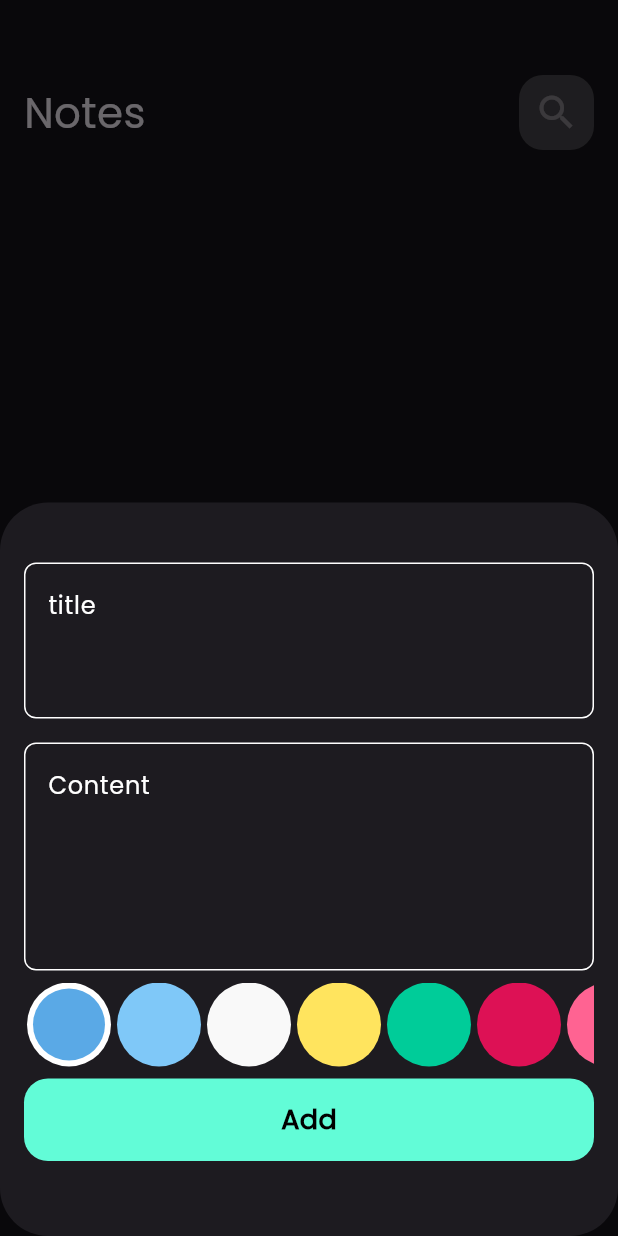
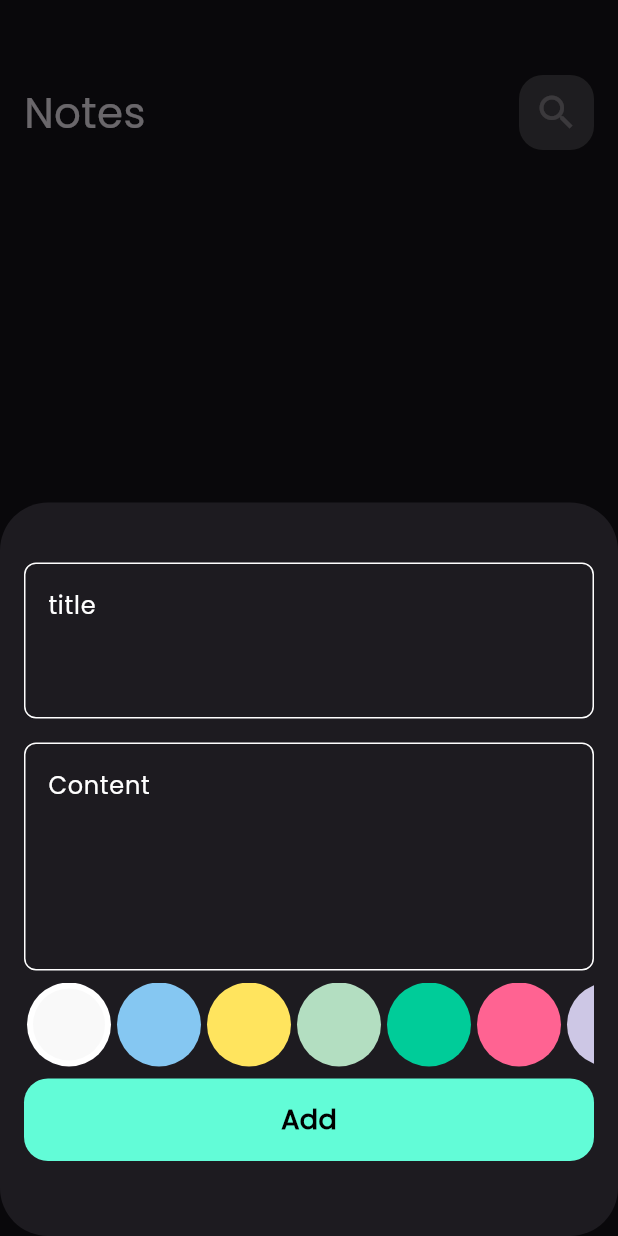
Before and after one commit to ramyMeg/notes_app, a Flutter app: the screen it shows after launch, after a tap on the "add" icon, on a phone screen of 412 x 824 dp. Run offline on Flutter 3.47's test engine with Material 3 defaults, Android fonts, the phone set to English and light mode, and no system bars; our stand-ins replace bloc, flutter_bloc, font_awesome_flutter, hive, hive_flutter; accounts and stored records are empty.

Commit message:
Add note bottom sheet done and add colors list viewto edit note view

```diff
--- a/lib/constants.dart
+++ b/lib/constants.dart
@@ -3,3 +3,14 @@ import 'package:flutter/material.dart';
 const kPrimaryColor = Color(0xff62fCD7);
 
 const kNotesBox ='notes_box';
+
+List<Color> kColors = const[
+    Color(0xfff9f9f9),
+    Color(0xff85C7F2),
+    Color(0xffffe45e),
+    Color(0xffB3DEC1),
+    Color(0xff00CC99),
+    Color(0xffff6392),
+    Color(0xffCDC7E5),
+
+  ];
--- a/lib/cubits/add_note_cubit/add_note_cubit_cubit.dart
+++ b/lib/cubits/add_note_cubit/add_note_cubit_cubit.dart
@@ -1,15 +1,19 @@
 import 'package:bloc/bloc.dart';
+import 'package:flutter/material.dart';
 import 'package:hive/hive.dart';
-
 import 'package:notes_app/constants.dart';
 import 'package:notes_app/models/note_model.dart';
-
 part 'add_note_cubit_state.dart';
 
 class AddNoteCubit extends Cubit<AddNoteCubitState> {
   AddNoteCubit() : super(AddNoteInitial());
 
+
+
+  Color color =const Color(0xfff9f9f9);
+
   addNote(NoteModel note) async {
+    note.color = color.value;
     emit(AddNoteLoading());
     try {
       var notesBox = Hive.box<NoteModel>(kNotesBox);
--- a/lib/views/colors_list_view.dart
+++ b/lib/views/colors_list_view.dart
@@ -1,6 +1,9 @@
 
 
 import 'package:flutter/material.dart';
+import 'package:flutter_bloc/flutter_bloc.dart';
+import 'package:notes_app/constants.dart' show kColors;
+import 'package:notes_app/cubits/add_note_cubit/add_note_cubit_cubit.dart';
 
 class ColorItem extends StatelessWidget {
    ColorItem({super.key, required this.isActive, required this.color});
@@ -35,36 +38,28 @@ class _ColorsListViewState extends State<ColorsListView> {
 
 int currentIndex =0;
 
-  List<Color> colors = const[
-    Color(0xff5aa9e6),
-    Color(0xff7fc8f8),
-    Color(0xfff9f9f9),
-    Color(0xffffe45e),
-    Color(0xff00CC99),
-    Color(0xffDD1155),
-    Color(0xffff6392),
-    Color(0xff880044),
 
-  ];
   @override
   Widget build(BuildContext context) {
     return  SizedBox
     (
       height: 28*2,
       child: ListView.builder(
-        itemCount: colors.length,
+        itemCount: kColors.length,
         scrollDirection: Axis.horizontal ,
         itemBuilder: (context, index) {
           return Padding(
             padding:const  EdgeInsets.symmetric(horizontal: 2.0),
             child:  GestureDetector( onTap: () {
               currentIndex = index;
+
+              BlocProvider.of<AddNoteCubit>(context).color = kColors[index];
               setState(() {
 
               });
             },
               child: ColorItem (
-                color: colors[index],
+                color: kColors[index],
                 isActive: currentIndex == index,
               ),
             ),
--- a/lib/views/notes_view.dart
+++ b/lib/views/notes_view.dart
@@ -1,6 +1,6 @@
 import 'package:flutter/material.dart';
-import 'package:flutter_bloc/flutter_bloc.dart';
-import 'package:notes_app/cubits/notes_cubit/notes_cubit.dart';
+
+
 import 'package:notes_app/views/add_Note_Buttom_sheet.dart';
 import 'package:notes_app/views/widgets/notes_view_body.dart';
 
```
Also changed, not shown: lib/views/widgets/edit_note_view_body.dart (+49 -0 lines).
